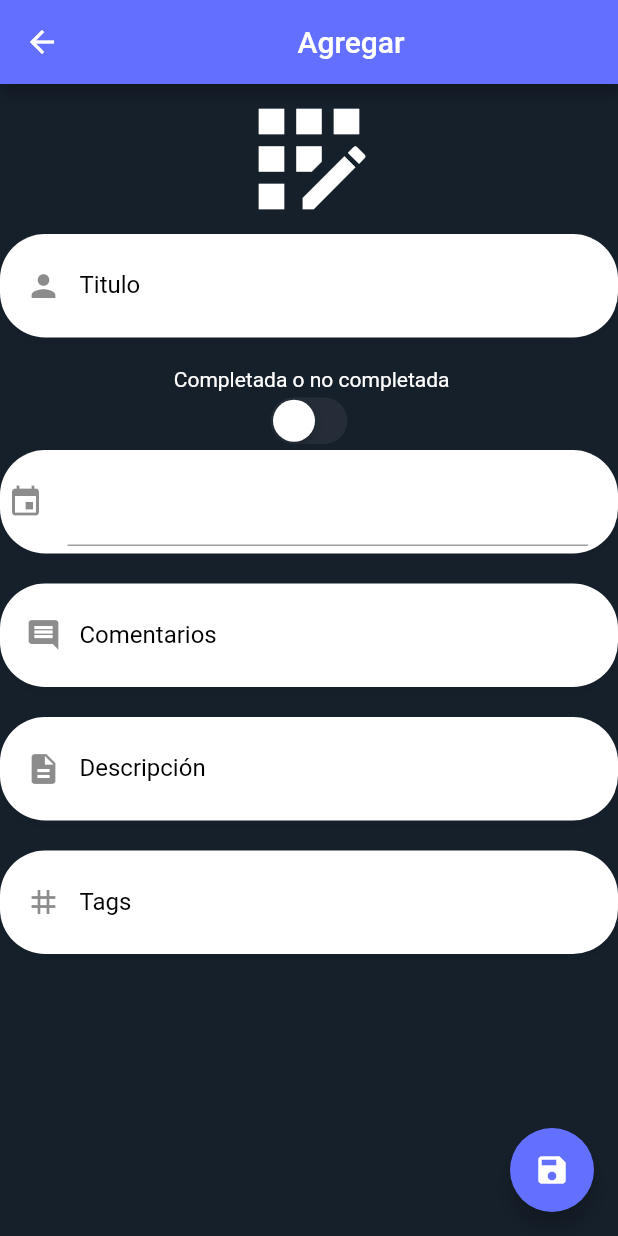
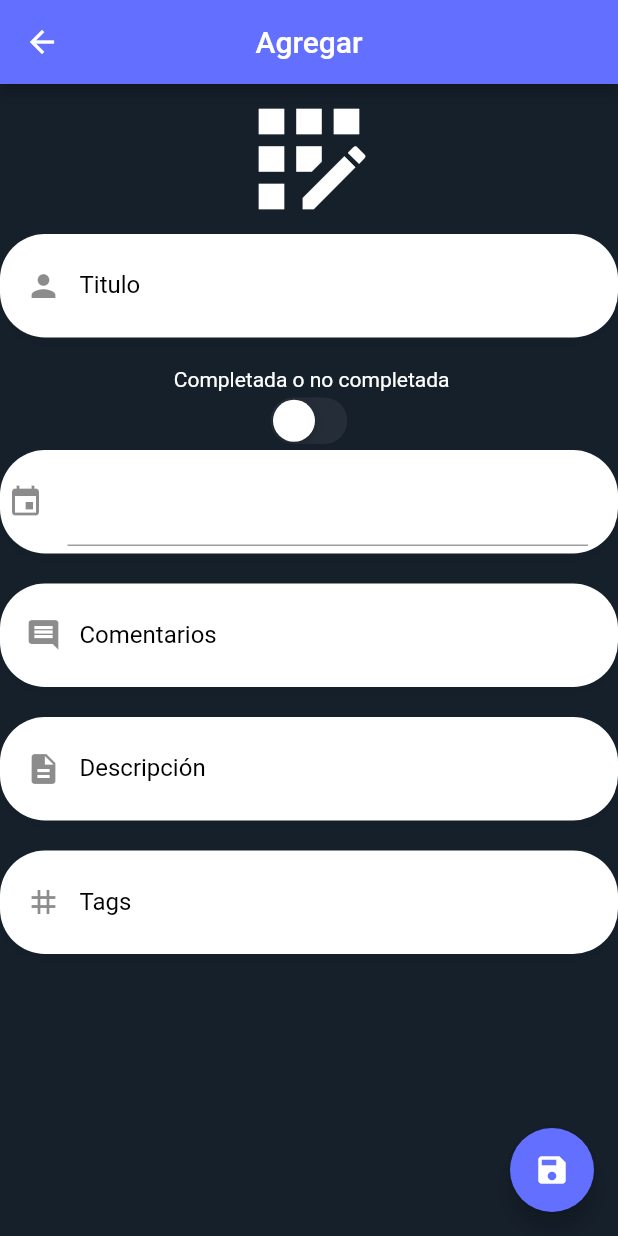
Before and after one commit to JAIME1523/lista_tareas, a Flutter app: the screen it shows after launch, after a tap on an icon or button, on a phone screen of 412 x 824 dp. Run offline on Flutter 3.47's test engine with Material 2 defaults, Android fonts, the phone set to English and light mode, and no system bars; our stand-ins replace animate_do, font_awesome_flutter; network calls fail.

Commit message:
Corrección ortografía

```diff
--- a/lib/models/tarea_model.dart
+++ b/lib/models/tarea_model.dart
@@ -1,5 +1,5 @@
 //
-//    Modelo generado de las tareas para ocuapar con las vistas
+//    Modelo generado de las tareas para ocupara con las vistas
 //     final tarea = tareaFromMap(jsonString);
 
 import 'dart:convert';
--- a/lib/provider/form_provider.dart
+++ b/lib/provider/form_provider.dart
@@ -18,7 +18,7 @@ class FromProvider extends ChangeNotifier {
 
 //tarea que recibe para editar o guardar
   FromProvider(this.tarea);
-//funcion para verificar si las validaciones estan complidas
+//función para verificar si las validaciones están cumplidas
   bool isValidForm() {
     return formKey.currentState?.validate() ?? false;
   }
--- a/lib/provider/theme_provider.dart
+++ b/lib/provider/theme_provider.dart
@@ -1,7 +1,7 @@
 import 'package:flutter/widgets.dart';
 
 class ThemeProvider extends ChangeNotifier {
-  //Get y Set para el combio de tema de la aplicacion
+  //Get  y Set para el cambio de tema de la aplicación
   bool _tema = false;
 
   bool get tema => _tema;
--- a/lib/screen/datos_lista_screen.dart
+++ b/lib/screen/datos_lista_screen.dart
@@ -6,7 +6,7 @@ import 'package:lista_tareas/provider/provider.dart';
 import 'package:lista_tareas/screen/screen.dart';
 import 'package:lista_tareas/style/style.dart';
 
-//Contenido que se muetra en showModalBottomSheet de la vista home_screen, Esta vista contiene todos los datos de un tarea
+//Contenido que se muestra en showModalBottomSheet de la vista home_screen, Esta vista contiene todos los datos de un tarea
 class DatosListaScreen extends StatelessWidget {
   const DatosListaScreen(
       {Key? key, required this.tarea, required this.tareaProvider})
@@ -32,8 +32,7 @@ class DatosListaScreen extends StatelessWidget {
             ));
   }
 }
-
-//El contiene el boton para mandar a llamar la opcion de editar esta tarea
+//contiene el botón para mandar a llamar la opción de editar esta tarea
 class _Card extends StatelessWidget {
   const _Card({
     Key? key,
--- a/lib/screen/formulario_screen.dart
+++ b/lib/screen/formulario_screen.dart
@@ -32,9 +32,9 @@ class FormularioScreen extends StatelessWidget {
     );
   }
 }
+//Scaffold principal de la vista se recibe aquí la variable si se desea editar o actualizar,
+//se mandar a llamar diferentes funciones de tareas_provider
 
-//Scaffold principal de la vusta se recibe aqui la variable si se desea editar o actualizar,
-//se mandar a llamar diferentes funciones de tareas_provider
 class _Scaffold extends StatelessWidget {
   const _Scaffold({
     Key? key,
@@ -51,7 +51,8 @@ class _Scaffold extends StatelessWidget {
     return Scaffold(
       // backgroundColor: Colors.grey[200],
       appBar: AppBar(
-        title: Center(child: Text(funcion == 'Agregar' ? 'Agregar' : 'Editar')),
+        title: Text(funcion == 'Agregar' ? 'Agregar' : 'Editar'),
+        centerTitle: true,
       ),
       body: tareaProvider.cargar
           ? const _From()
--- a/lib/screen/home_screen.dart
+++ b/lib/screen/home_screen.dart
@@ -19,7 +19,7 @@ class HomeScreen extends StatelessWidget {
   }
 }
 
-//se manda a llamar los provider de lista_tareas para listar todas las tareas y theme_provider para cambiar el tema de la aplicaion
+//se manda a llamar los provider de lista_tareas para listar todas las tareas y theme_provider para cambiar el tema de la aplicación
 class _ContenidoHome extends StatelessWidget {
   const _ContenidoHome({
     Key? key,
@@ -36,9 +36,10 @@ class _ContenidoHome extends StatelessWidget {
           Column(
             children: [
               const Text('Tema'),
-              //Switch para el combio de tema
+              //Switch para el cambio de tema
               CupertinoSwitch(
                   trackColor: const Color.fromARGB(255, 1, 153, 255),
+                  activeColor: const Color(0xff6370ff),
                   value: themeProvider.tema,
                   onChanged: (valor) {
                     themeProvider.tema = valor;
@@ -46,13 +47,14 @@ class _ContenidoHome extends StatelessWidget {
             ],
           ),
         ],
-        title: const Center(child: Text('Lista tareas')),
+        title: const Text('Lista tareas'),
+        centerTitle: true,
       ),
       body: tareaProvider.tareasLista.isEmpty
           ? const Center(
               child: Text('No hay datos'),
             )
-          //FadeInLeft de la libreria "animate_do" para la animacion de la lista,
+//FadeInLeft de la librería "animate_do" para la animación de la lista,
           : FadeInLeft(
               //Listar todas las tareas que estan en el arreglo "tareasLista"
               child: ListView.separated(
@@ -105,7 +107,7 @@ class _Lista extends StatelessWidget {
   @override
   Widget build(BuildContext context) {
     final listaPriver = Provider.of<TareasProvider>(context);
-//GestureDetector dirije a la vista donde se mutran todos los datos de una sola tarea
+//GestureDetector dirije a la vista donde se mutaran todos los datos de una sola tarea
     return GestureDetector(
       onTap: () async {
         await listaPriver.traerTarea(tarea.id!);
@@ -121,7 +123,7 @@ class _Lista extends StatelessWidget {
         );
       },
       child:
-          //Dismissible permite arrastar un elemento de lista para poder eliminarlo con la funcion "eliminarTarea"
+          //Dismissible permite arrastra un elemento de lista para poder eliminarlo con la funcion "eliminarTarea"
           Dismissible(
         key: Key('${tarea.id}'),
         direction: DismissDirection.startToEnd,
--- a/lib/style/text_datos_lista.dart
+++ b/lib/style/text_datos_lista.dart
@@ -6,7 +6,7 @@ class TextDatosLista {
       color: Colors.black, fontSize: 15, fontWeight: FontWeight.bold);
   static TextStyle style2 = const TextStyle(color: Colors.black);
 
-//Tema configurado basado eb dark()
+//Tema configurado basado en dark()
   static var styleTheme = ThemeData.dark().copyWith(
     colorScheme: ColorScheme.fromSwatch()
         .copyWith(secondary: ThemeData.dark().colorScheme.secondary),
```
Also changed, not shown: lib/provider/tareas_provider.dart (+4 -4 lines), 1 other file.
